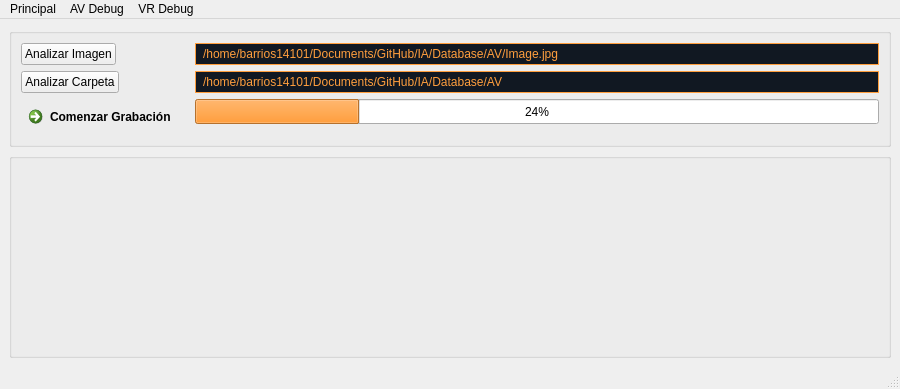
Old version of the form Code/ui/InterfazGrafica.ui in the repository Ede118/ProyectoFinal_IA1_Barrios_14101.
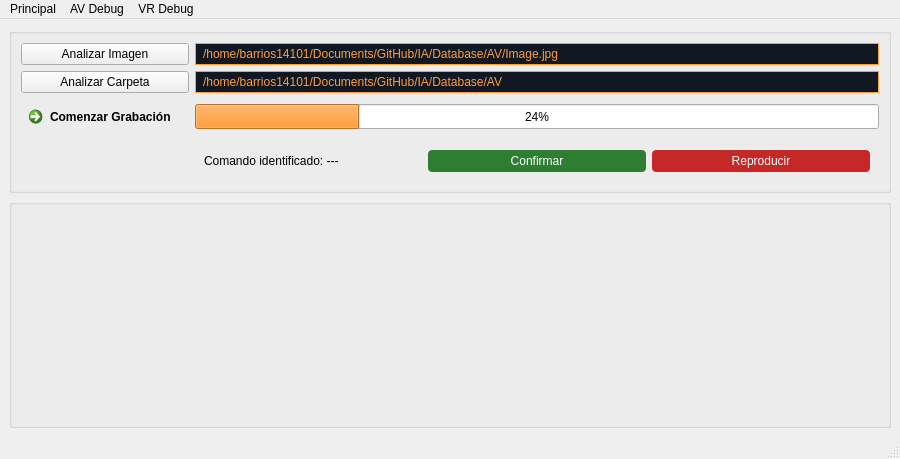
New version of the form. Icons and pictures are not drawn.

What changed in the file:
```diff
--- a/Code/ui/InterfazGrafica.ui
+++ b/Code/ui/InterfazGrafica.ui
@@ -7,7 +7,7 @@
     <x>0</x>
     <y>0</y>
     <width>900</width>
-    <height>389</height>
+    <height>459</height>
    </rect>
   </property>
   <property name="palette">
@@ -34,7 +34,17 @@
       </brush>
      </colorrole>
     </inactive>
-    <disabled/>
+    <disabled>
+     <colorrole role="Highlight">
+      <brush brushstyle="SolidPattern">
+       <color alpha="255">
+        <red>65</red>
+        <green>72</green>
+        <blue>78</blue>
+       </color>
+      </brush>
+     </colorrole>
+    </disabled>
    </palette>
   </property>
   <property name="mouseTracking">
@@ -56,7 +66,34 @@
       <property name="title">
        <string/>
       </property>
-      <layout class="QFormLayout" name="formLayout">
+      <layout class="QGridLayout" name="gridLayout">
+       <item row="0" column="1">
+        <widget class="QLabel" name="ImagenPath">
+         <property name="styleSheet">
+          <string notr="true">font: 9pt &quot;FreeMono&quot;;
+color: #ff9e3d;
+background-color: #111822;
+border: 1px solid #ff9e3d;
+padding: 2px 4px;
+</string>
+         </property>
+         <property name="frameShape">
+          <enum>QFrame::NoFrame</enum>
+         </property>
+         <property name="lineWidth">
+          <number>1</number>
+         </property>
+         <property name="midLineWidth">
+          <number>0</number>
+         </property>
+         <property name="text">
+          <string>/home/barrios14101/Documents/GitHub/IA/Database/AV/Image.jpg</string>
+         </property>
+         <property name="textFormat">
+          <enum>Qt::PlainText</enum>
+         </property>
+        </widget>
+       </item>
        <item row="0" column="0">
         <widget class="QPushButton" name="BotonImagen">
          <property name="toolTip">
@@ -188,7 +225,17 @@
              </brush>
             </colorrole>
            </inactive>
-           <disabled/>
+           <disabled>
+            <colorrole role="Highlight">
+             <brush brushstyle="SolidPattern">
+              <color alpha="255">
+               <red>65</red>
+               <green>72</green>
+               <blue>78</blue>
+              </color>
+             </brush>
+            </colorrole>
+           </disabled>
           </palette>
          </property>
          <property name="value">
@@ -196,6 +243,57 @@
          </property>
         </widget>
        </item>
+       <item row="3" column="1">
+        <widget class="QWidget" name="widget" native="true">
+         <layout class="QHBoxLayout" name="horizontalLayout_2">
+          <item>
+           <widget class="QLabel" name="ComandoLabel">
+            <property name="text">
+             <string>Comando identificado: ---</string>
+            </property>
+           </widget>
+          </item>
+          <item>
+           <widget class="QPushButton" name="BotonConfirmarCmd">
+            <property name="styleSheet">
+             <string notr="true">QPushButton {
+    background-color: #2e7d32;
+    color: white;
+    border-radius: 4px;
+    padding: 4px 8px;
+}
+QPushButton:hover {
+    background-color: #388e3c;
+}
+</string>
+            </property>
+            <property name="text">
+             <string>Confirmar</string>
+            </property>
+           </widget>
+          </item>
+          <item>
+           <widget class="QPushButton" name="BotonReproducirCmd">
+            <property name="styleSheet">
+             <string notr="true">QPushButton {
+    background-color: #c62828;
+    color: white;
+    border-radius: 4px;
+    padding: 4px 8px;
+}
+QPushButton:hover {
+    background-color: #d32f2f;
+}
+</string>
+            </property>
+            <property name="text">
+             <string>Reproducir</string>
+            </property>
+           </widget>
+          </item>
+         </layout>
+        </widget>
+       </item>
       </layout>
      </widget>
     </item>
```
Left out of the diff: 75 changed lines with no effect on the pictures.
